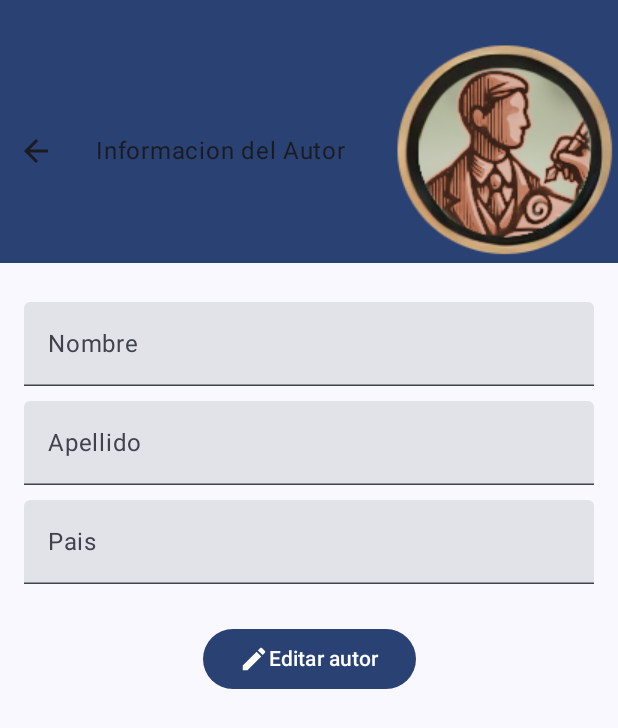
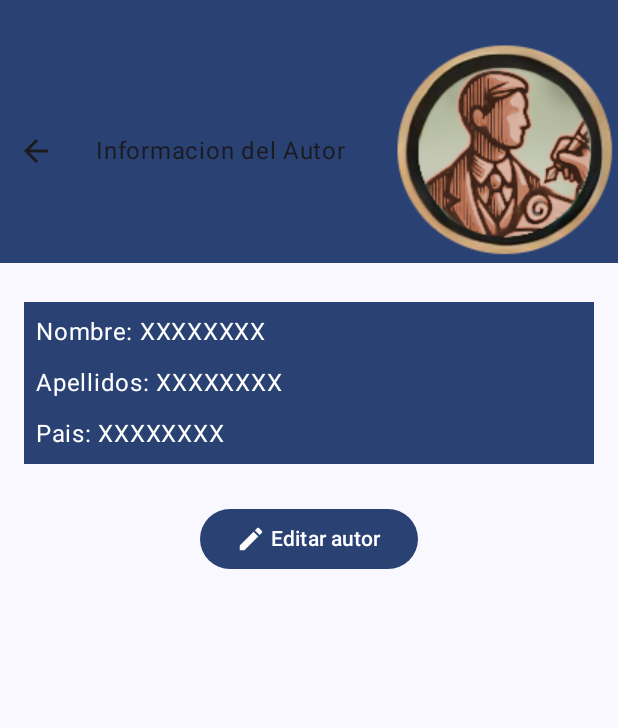
Before and after one commit to elarreglador/PMM_Room, an Android app built with Jetpack Compose: the composable AuthorViewScreen called with empty values, on a phone screen of 412 x 824 dp. Shown: the top 728 px of the screen. Run offline under Robolectric (Android 15) with nearby library versions, the light colour scheme and no system bars; our stand-ins replace Room's generated code.

Commit message:
✨ Cambio menor: Creadas BookViewScreen y AuthorViewScreen

```diff
--- a/app/src/main/java/com/elarreglador/ud3_01_room/screens/AuthorViewScreen.kt
+++ b/app/src/main/java/com/elarreglador/ud3_01_room/screens/AuthorViewScreen.kt
@@ -37,7 +37,7 @@ import com.elarreglador.ud3_01_room.R
 import com.elarreglador.ud3_01_room.database.MyDatabase
 
 @Composable
-fun AuthorViewScreen(navController: NavController , bookId: Int) {
+fun AuthorViewScreen(navController: NavController , authorId: Int) {
     var context = LocalContext.current
     var miBD = MyDatabase.getDatabase(context)
     var name = remember { mutableStateOf("") }
@@ -87,40 +87,41 @@ fun AuthorViewScreen(navController: NavController , bookId: Int) {
                 modifier = Modifier
                     .padding(paddingValues) // Aplica el padding del Scaffold
                     .padding(16.dp) // Agrega un padding adicional si es necesario
+                    .fillMaxSize()
             ) {
 
                 Spacer (modifier = Modifier.height(10.dp))
 
-                TextField(
-                    value = name.value,
-                    onValueChange = { newText -> name.value = newText },
-                    label = { Text("Nombre") },
-                    maxLines = 1, // Limita a una línea
-                    singleLine = true, // Garantiza que sea un campo de una sola línea
-                    modifier = Modifier.fillMaxWidth()
-                )
+                Column (
+                    modifier = Modifier
+                        .fillMaxWidth()
+                        .background(MaterialTheme.colorScheme.primary)
+                        .padding(8.dp)
+                ){
+                    Text(
+                        text = "Nombre: XXXXXXXX",
+                        color = MaterialTheme.colorScheme.onTertiary,
+                        modifier = Modifier
+                            .align(Alignment.Start)
+                    )
 
-                Spacer (modifier = Modifier.height(10.dp))
+                    Spacer(modifier = Modifier.height(10.dp))
 
-                TextField(
-                    value = surname.value,
-                    onValueChange = { newText -> surname.value = newText },
-                    label = { Text("Apellido") },
-                    maxLines = 1, // Limita a una línea
-                    singleLine = true, // Garantiza que sea un campo de una sola línea
-                    modifier = Modifier.fillMaxWidth()
-                )
+                    Text(
+                        text = "Apellidos: XXXXXXXX",
+                        color = MaterialTheme.colorScheme.onTertiary,
+                        modifier = Modifier
+                            .align(Alignment.Start)
+                    )
+                    Spacer(modifier = Modifier.height(10.dp))
 
-                Spacer (modifier = Modifier.height(10.dp))
-
-                TextField(
-                    value = country.value,
-                    onValueChange = { newText -> country.value = newText },
-                    label = { Text("Pais") },
-                    maxLines = 1, // Limita a una línea
-                    singleLine = true, // Garantiza que sea un campo de una sola línea
-                    modifier = Modifier.fillMaxWidth()
-                )
+                    Text(
+                        text = "Pais: XXXXXXXX",
+                        color = MaterialTheme.colorScheme.onTertiary,
+                        modifier = Modifier
+                            .align(Alignment.Start)
+                    )
+                }
 
                 Spacer (modifier = Modifier.height(10.dp))
 
@@ -130,14 +131,14 @@ fun AuthorViewScreen(navController: NavController , bookId: Int) {
                 ) {
 
                     Button(onClick = {
-                        navController.navigate("AuthorEditScreen/$bookId")
+                        navController.navigate("AuthorEditScreen/$authorId")
                     }) {
                         Icon(
                             imageVector = Icons.Default.Create,
                             contentDescription = "Editar",
                             modifier = androidx.compose.ui.Modifier.size(20.dp)
                         )
-                        Text("Editar autor")
+                        Text(" Editar autor")
                     }
                 }
 
```
Also changed, not shown: app/src/main/java/com/elarreglador/ud3_01_room/screens/BookViewScreen.kt (+27 -27 lines).
